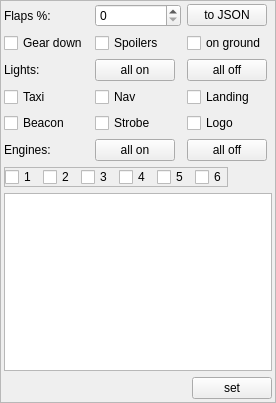
Before: the Qt Designer form src/gui/editors/aircraftpartsform.ui in swift-project/pilotclient, drawn with Qt 5.
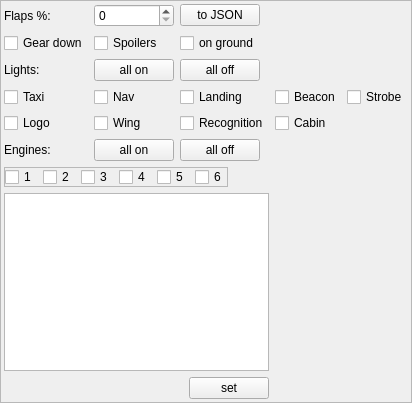
After: the same form once the commit is applied.

Commit message: feat: Add additional lights to model browser

```diff
--- a/src/gui/editors/aircraftpartsform.ui
+++ b/src/gui/editors/aircraftpartsform.ui
@@ -32,7 +32,7 @@
    <property name="bottomMargin">
     <number>3</number>
    </property>
-   <item row="4" column="1">
+   <item row="3" column="4">
     <widget class="QCheckBox" name="cb_AircraftPartsLightsStrobe">
      <property name="text">
       <string>Strobe</string>
@@ -70,7 +70,31 @@
      </property>
     </widget>
    </item>
-   <item row="3" column="1">
+
+    <item row="4" column="1">
+      <widget class="QCheckBox" name="cb_AircraftPartsLightsWing">
+        <property name="text">
+          <string>Wing</string>
+        </property>
+      </widget>
+    </item>
+    <item row="4" column="2">
+      <widget class="QCheckBox" name="cb_AircraftPartsLightsRecognition">
+        <property name="text">
+          <string>Recognition</string>
+        </property>
+      </widget>
+    </item>
+    <item row="4" column="3">
+      <widget class="QCheckBox" name="cb_AircraftPartsLightsCabin">
+        <property name="text">
+          <string>Cabin</string>
+        </property>
+      </widget>
+    </item>
+
+
+    <item row="3" column="1">
     <widget class="QCheckBox" name="cb_AircraftPartsLightsNav">
      <property name="text">
       <string>Nav</string>
@@ -91,7 +115,7 @@
      </property>
     </widget>
    </item>
-   <item row="4" column="0">
+   <item row="3" column="3">
     <widget class="QCheckBox" name="cb_AircraftPartsLightsBeacon">
      <property name="text">
       <string>Beacon</string>
@@ -140,7 +164,7 @@
      </property>
     </widget>
    </item>
-   <item row="4" column="2">
+   <item row="4" column="0">
     <widget class="QCheckBox" name="cb_AircraftPartsLightsLogo">
      <property name="text">
       <string>Logo</string>
```
The commit also changes 1 other file.
